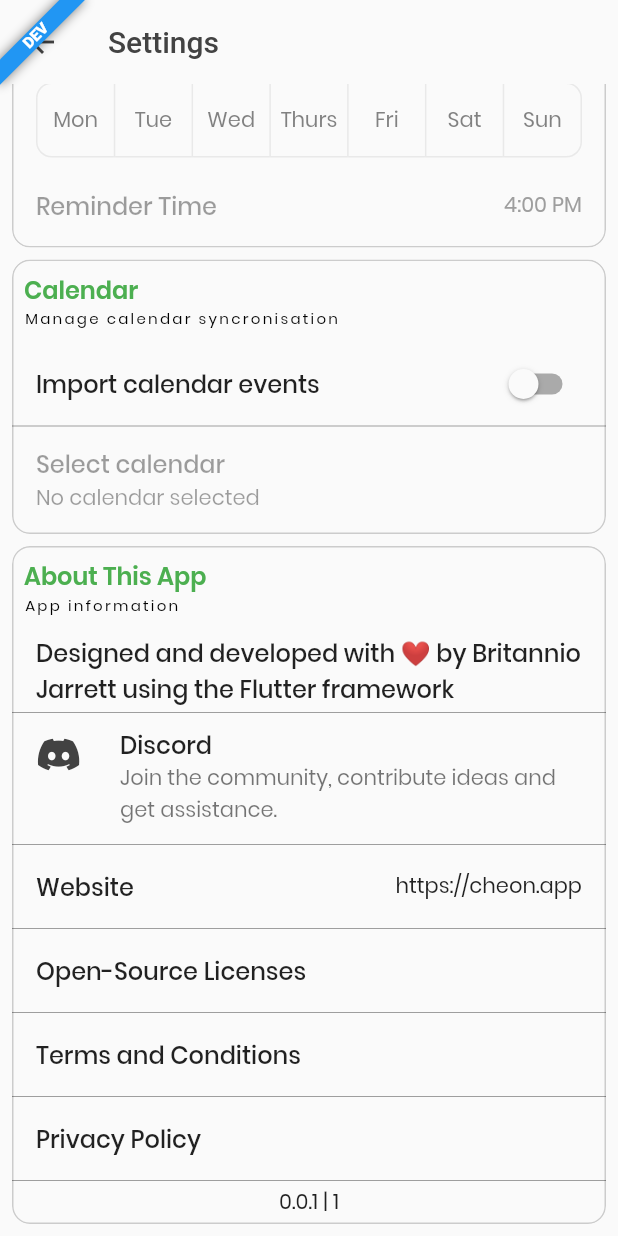
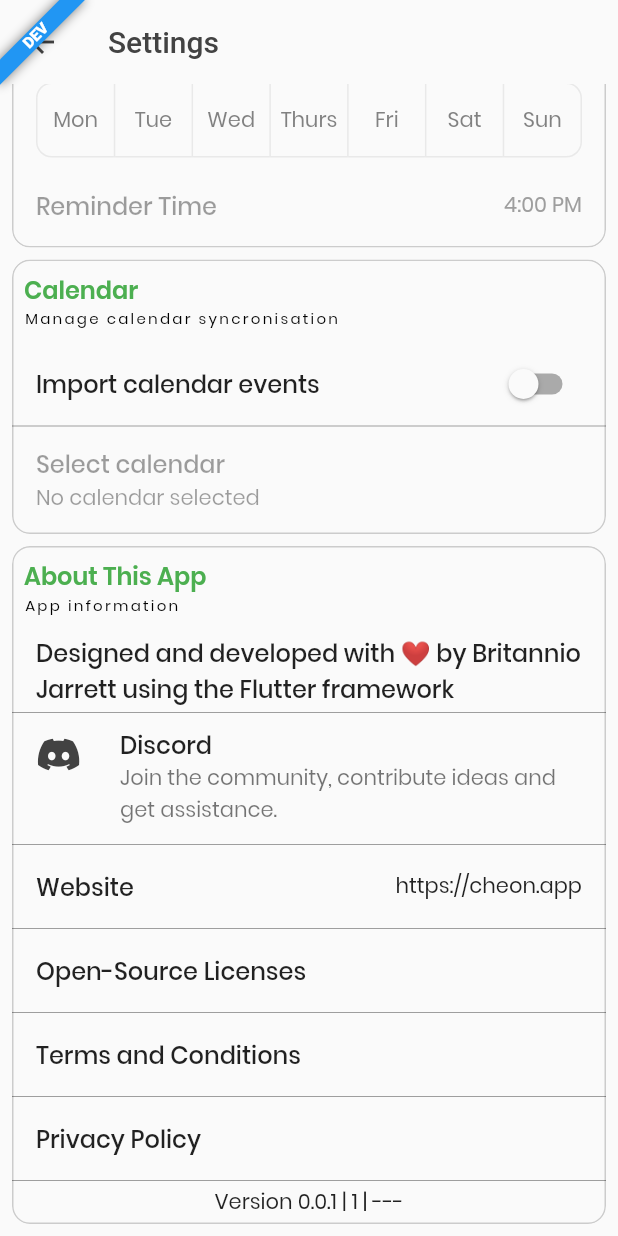
Before and after one commit to Cheon-App/planner, a Flutter app: the SettingsPage screen opened by its route, scrolled down 295 dp, on a phone screen of 412 x 824 dp. Run offline on Flutter 3.47's test engine with Material 2 defaults, Android fonts, the phone set to English and light mode, and no system bars; our stand-ins replace dotted_border, equatable, firebase_analytics, firebase_crashlytics, flutter_html, flutter_local_notifications and 12 more; missing offline and left inert: device_calendar, flutter_interactive_keyboard, quick_actions, rate_my_app, wiredash; accounts and stored records are empty; generated files the repository leaves out were written again.

Commit message:
add commitHash to the bottom of settings

```diff
--- a/lib/dependency_injection.dart
+++ b/lib/dependency_injection.dart
@@ -6,9 +6,9 @@ import 'dart:isolate';
 import 'package:flutter_local_notifications/flutter_local_notifications.dart';
 import 'package:hive/hive.dart';
 import 'package:kiwi/kiwi.dart';
+import 'package:moor/ffi.dart';
 import 'package:moor/isolate.dart';
 import 'package:moor/moor.dart';
-import 'package:moor/ffi.dart';
 import 'package:package_info/package_info.dart';
 import 'package:path/path.dart' as path;
 import 'package:path_provider/path_provider.dart';
--- a/lib/pages/settings/settings_page.dart
+++ b/lib/pages/settings/settings_page.dart
@@ -55,7 +55,12 @@ class _AboutAppCard extends StatelessWidget {
   @override
   Widget build(BuildContext context) {
     final AppInfo appInfo = Provider.of<AppInfo>(context);
-    final String appVersion = '${appInfo.versionName} | ${appInfo.buildNumber}';
+    final String commitHash = bool.hasEnvironment('BUILD_COMMIT')
+        ? String.fromEnvironment('BUILD_COMMIT').substring(0, 7)
+        : '---';
+
+    final String appVersion =
+        'Version ${appInfo.versionName} | ${appInfo.buildNumber} | $commitHash';
 
     return _SettingsCard(
       title: 'About This App',
```
Also changed, not shown: 1 other file.
